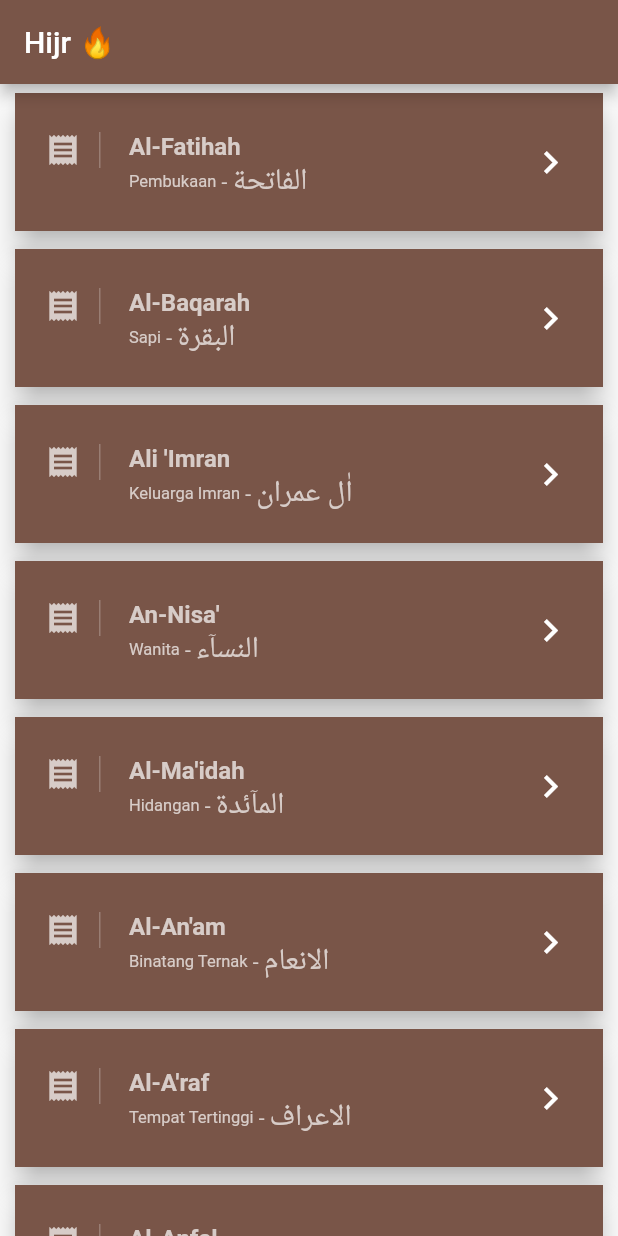
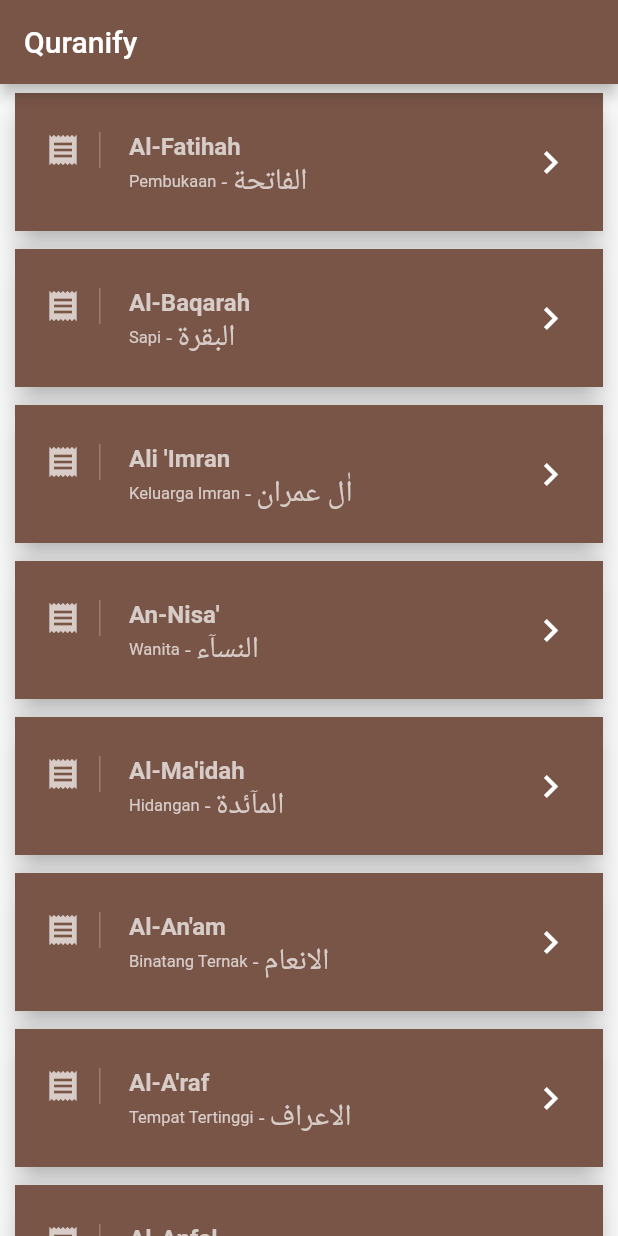
Before and after one commit to nicoaudy/quranify, a Flutter app: the screen it shows after launch, on a phone screen of 412 x 824 dp. Run offline on Flutter 3.47's test engine with Material 2 defaults, Android fonts, the phone set to English and light mode, and no system bars.

Commit message:
quranify title

```diff
--- a/lib/screens/home_screen.dart
+++ b/lib/screens/home_screen.dart
@@ -31,7 +31,7 @@
   Widget build(BuildContext context) {
     return Scaffold(
       appBar: AppBar(
-        title: Text("Hijr 🔥"),
+        title: Text("Quranify"),
       ),
       body: ListView.builder(
         itemCount: surahInfo.length,
```
Also changed, not shown: flutter_01.png (added).
